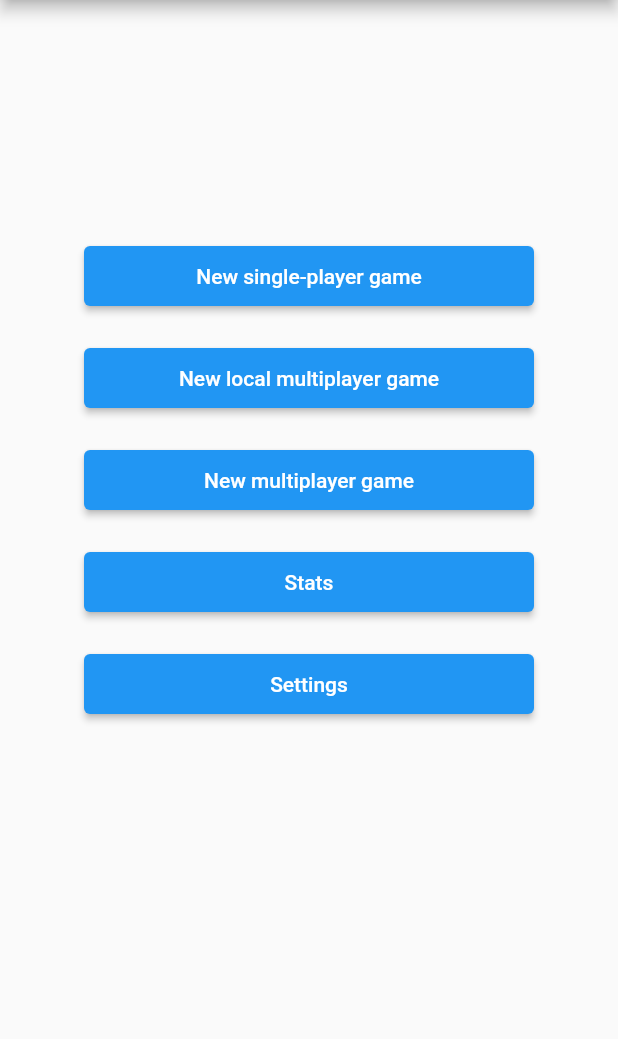
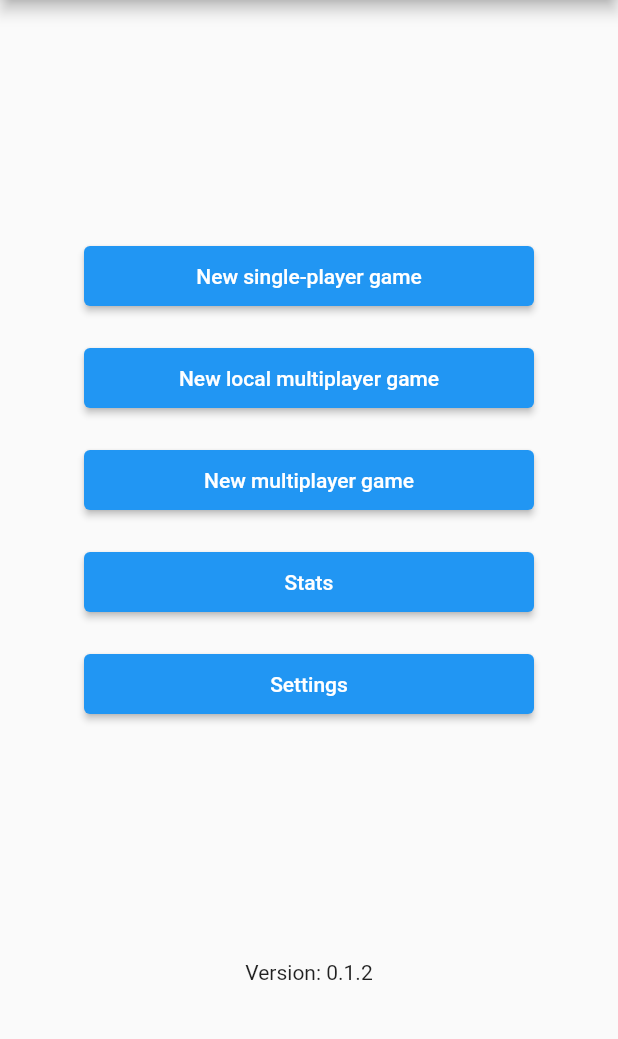
Before and after one commit to emberal/tic_tac_toe_upgraded, a Flutter app: the screen it shows after launch, on a phone screen of 412 x 824 dp, the part 84-1123 px from its top. Run offline on Flutter 3.47's test engine with Material 2 defaults, Android fonts, the phone set to English and light mode, and no system bars; our stand-ins replace package_info_plus, settings_ui, shared_preferences.

Commit message:
Added version to frontpage, fixed bugs preventing the correct winner being found, started implementing dark theme settings

```diff
--- a/lib/game/game_utils.dart
+++ b/lib/game/game_utils.dart
@@ -9,8 +9,7 @@ class GameUtils {
       List<bool>? player2Values) {
     return isThreeInARow(board) ||
         (isNoMoreMoves(player1Values) &&
-            (player2Values != null ? isNoMoreMoves(player2Values) : true)) ||
-        fullBoard(board);
+            (player2Values != null ? isNoMoreMoves(player2Values) : true));
   }
 
   /// Checks if there are three in a row on the [board]
@@ -26,6 +25,7 @@ class GameUtils {
   }
 
   /// returns 'true' if all the squares on the board are used
+  @Deprecated("Game can continue as long as a Player has more moves")
   static bool fullBoard(List<GameButton> board) {
     return board.every((element) => element.value != 0);
   }
--- a/lib/game/singleplayer_game.dart
+++ b/lib/game/singleplayer_game.dart
@@ -51,6 +51,7 @@ class _SinglePlayerGamePageState extends State<SinglePlayerGamePage>
       if (GameUtils.isComplete(
           board, _player.usedValues, _playerAI.usedValues)) {
         _time.stop();
+
         // TODO mark the winning area
         player.winner = true;
         GameUtils.setData(_player.winner, _time);
--- a/lib/main.dart
+++ b/lib/main.dart
@@ -1,4 +1,5 @@
 import 'package:flutter/material.dart';
+import 'package:package_info_plus/package_info_plus.dart';
 import 'package:tic_tac_toe_upgraded/game/local_multiplayer_game.dart';
 import 'package:tic_tac_toe_upgraded/widgets/layout.dart';
 import './game/singleplayer_game.dart';
@@ -49,10 +50,18 @@ class MyHomePage extends StatefulWidget {
 }
 
 class _MyHomePageState extends State<MyHomePage> {
+
+  /// Returns the [PackageInfo] from [pubspec.yaml]
+  Future<PackageInfo> _getPackageInfo() async {
+    return await PackageInfo.fromPlatform();
+  }
+
   @override
   Widget build(BuildContext context) {
-    return const Layout(
-      body: Center(
+    return Layout(
+      body: Column(
+        children: [
+          const Center(
             child: Menu(
               menus: [
                 {"page": "/sp_game", "text": "New single-player game"},
@@ -63,6 +72,17 @@ class _MyHomePageState extends State<MyHomePage> {
               ],
             ),
           ),
+          // Version number
+          FutureBuilder(
+            future: _getPackageInfo(),
+            builder:
+                (BuildContext context, AsyncSnapshot<PackageInfo> snapshot) {
+              return Text(
+                  "Version: ${snapshot.hasData ? snapshot.data?.version : "null"}");
+            },
+          ),
+        ],
+      ),
     );
   }
 }
```
Also changed, not shown: lib/game/local_multiplayer_game.dart (+5 -5 lines), lib/settings.dart (+45 -7 lines), pubspec.yaml (+6 -3 lines), pubspec.lock, 2 other files. Lines whose indentation alone changed are shown as unchanged.
